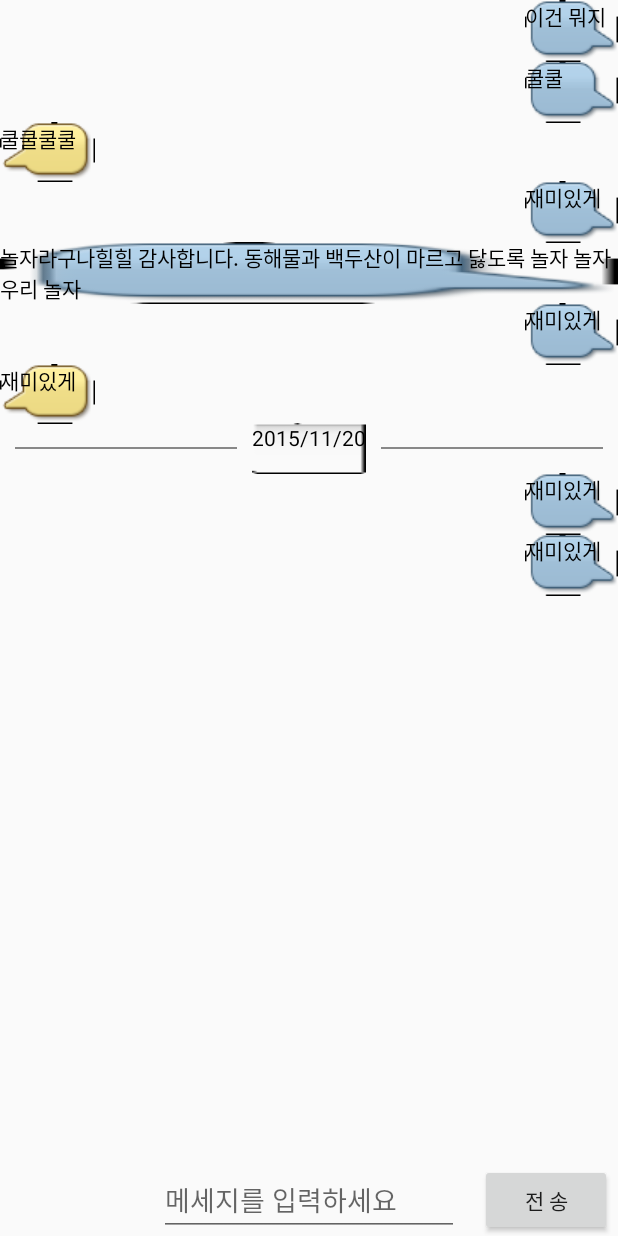
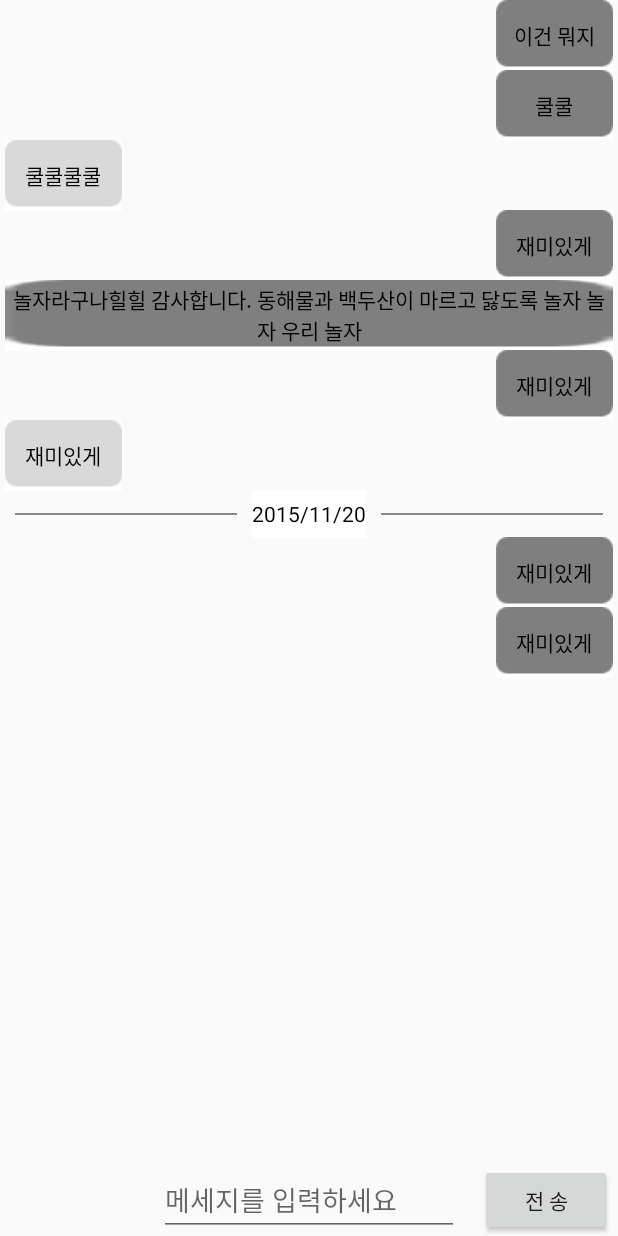
Before and after one commit to ehdrms2034/SMART_ANSWER_2020PNU, an Android app: the ChattingView screen opened directly, with no data from a screen before it, on a phone screen of 412 x 824 dp. Run offline under Robolectric (Android 15) with nearby library versions, the phone set to English and light mode, and no system bars.

Commit message:
메세지 화면
메세지 화면 디자인 수정

```diff
--- a/FrontEnd/src/SMART_ANSWER/app/src/main/java/com/example/smart_answer/ui/chatting/ChattingAdapter.java
+++ b/FrontEnd/src/SMART_ANSWER/app/src/main/java/com/example/smart_answer/ui/chatting/ChattingAdapter.java
@@ -99,17 +99,19 @@ public class ChattingAdapter extends BaseAdapter {
         text.setText(m_List.get(position).msg);
 
         if( m_List.get(position).type == 0 ) {
-            text.setBackgroundResource(R.drawable.inbox2);
+            text.setBackgroundResource(R.drawable.inbox);
             layout.setGravity(Gravity.LEFT);
+            layout.setPadding(5,0,5,0);
             viewRight.setVisibility(View.GONE);
             viewLeft.setVisibility(View.GONE);
         }else if(m_List.get(position).type == 1){
-            text.setBackgroundResource(R.drawable.outbox2);
+            text.setBackgroundResource(R.drawable.outbox);
             layout.setGravity(Gravity.RIGHT);
+            layout.setPadding(5,0,5,0);
             viewRight.setVisibility(View.GONE);
             viewLeft.setVisibility(View.GONE);
         }else if(m_List.get(position).type == 2){
-            text.setBackgroundResource(R.drawable.datebg);
+            text.setBackgroundResource(R.drawable.datebackground);
             layout.setGravity(Gravity.CENTER);
             viewRight.setVisibility(View.VISIBLE);
             viewLeft.setVisibility(View.VISIBLE);
--- a/FrontEnd/src/SMART_ANSWER/app/src/main/res/layout/activity_chat.xml
+++ b/FrontEnd/src/SMART_ANSWER/app/src/main/res/layout/activity_chat.xml
@@ -17,7 +17,8 @@
 
         <FrameLayout
             android:layout_width="match_parent"
-            android:layout_height="wrap_content">
+            android:layout_height="wrap_content"
+            android:paddingBottom="56dp">
             <ListView
                 android:id="@+id/chatListView"
                 android:listSelector="#00000000"
--- a/FrontEnd/src/SMART_ANSWER/app/src/main/res/layout/item_chatting.xml
+++ b/FrontEnd/src/SMART_ANSWER/app/src/main/res/layout/item_chatting.xml
@@ -22,6 +22,7 @@
         android:layout_height="wrap_content"
         android:textColor="#000000"
         android:text ="text"
+        android:gravity="center"
         tools:ignore="MissingConstraints" />
 
     <View
```
Also changed, not shown: FrontEnd/src/SMART_ANSWER/app/src/main/res/drawable-v24/datebackground.PNG (added), FrontEnd/src/SMART_ANSWER/app/src/main/res/drawable-v24/datebg.png (deleted), FrontEnd/src/SMART_ANSWER/app/src/main/res/drawable-v24/inbox.png (added), FrontEnd/src/SMART_ANSWER/app/src/main/res/drawable-v24/inbox2.png (deleted), FrontEnd/src/SMART_ANSWER/app/src/main/res/drawable-v24/outbox.png (added), FrontEnd/src/SMART_ANSWER/app/src/main/res/drawable-v24/outbox2.png (deleted), FrontEnd/src/SMART_ANSWER/app/src/main/res/drawable/background.jpg (deleted).
